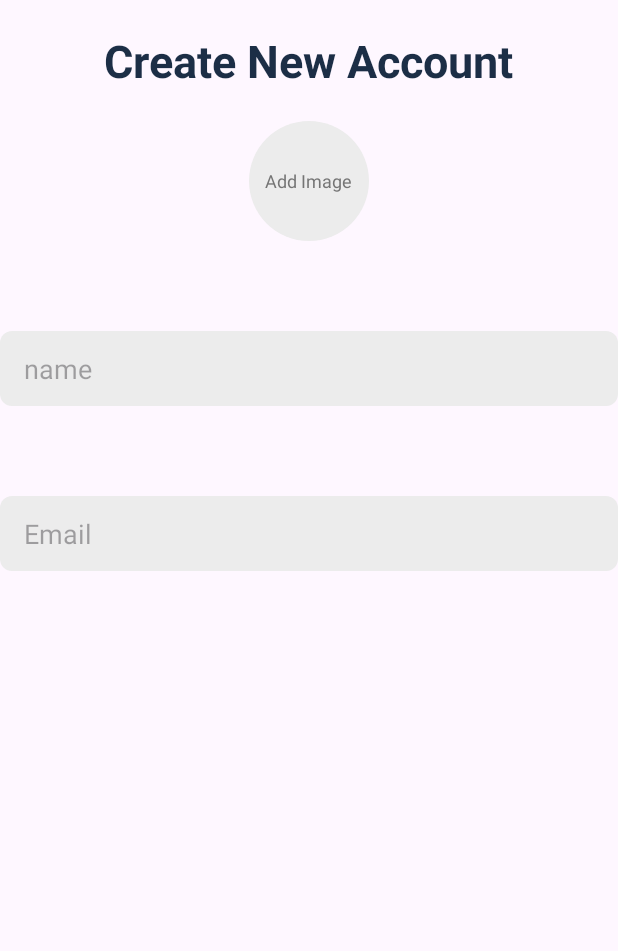
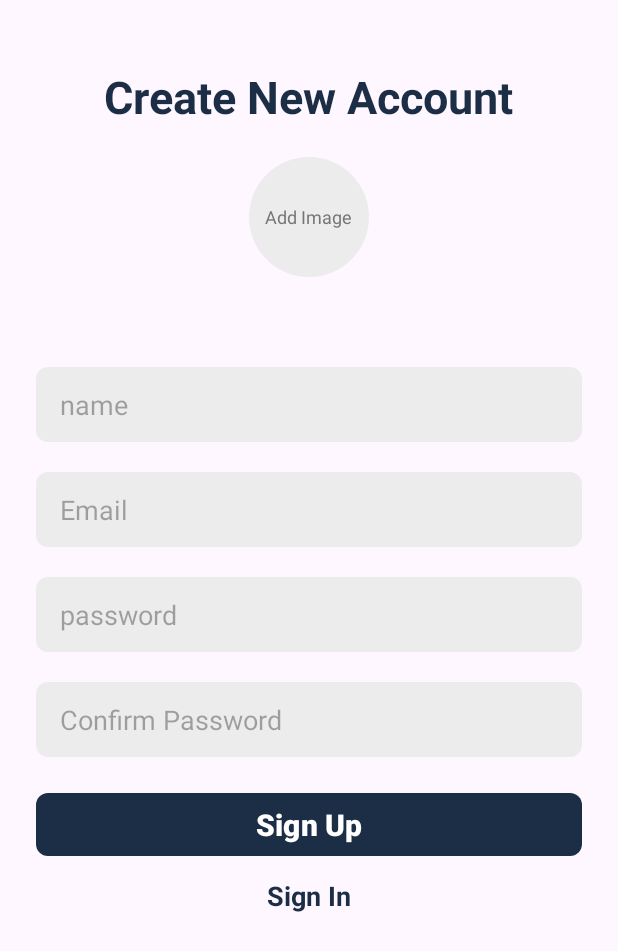
Before and after one commit to Wildermuthk/ChatApp, an Android app: the SignUpActivity screen opened directly, with no data from a screen before it, on a phone screen of 412 x 824 dp. Shown: the top 951 px of the screen. Run offline under Robolectric (Android 15) with nearby library versions, the phone set to English and light mode, and no system bars; plain views replace RoundedImageView.

Commit message:
Finished adding features to sign up and sign in pages.

```diff
--- a/app/src/main/java/com/example/chatapp/activities/SignInActivity.java
+++ b/app/src/main/java/com/example/chatapp/activities/SignInActivity.java
@@ -1,5 +1,6 @@
 package com.example.chatapp.activities;
 
+import android.content.Intent;
 import android.os.Bundle;
 
 import androidx.activity.EdgeToEdge;
@@ -9,18 +10,30 @@ import androidx.core.view.ViewCompat;
 import androidx.core.view.WindowInsetsCompat;
 
 import com.example.chatapp.R;
+import com.example.chatapp.databinding.ActivitySignInBinding;
 
 public class SignInActivity extends AppCompatActivity {
+
+    private ActivitySignInBinding binding;
 
     @Override
     protected void onCreate(Bundle savedInstanceState) {
         super.onCreate(savedInstanceState);
-        EdgeToEdge.enable(this);
+       /* EdgeToEdge.enable(this);
         setContentView(R.layout.activity_sign_in);
         ViewCompat.setOnApplyWindowInsetsListener(findViewById(R.id.main), (v, insets) -> {
             Insets systemBars = insets.getInsets(WindowInsetsCompat.Type.systemBars());
             v.setPadding(systemBars.left, systemBars.top, systemBars.right, systemBars.bottom);
             return insets;
-        });
+        });*/
+
+        binding = ActivitySignInBinding.inflate(getLayoutInflater());
+        setContentView(binding.getRoot());
+        setListeners();
+    }
+
+    private void setListeners() {
+        binding.textCreateNewAccount.setOnClickListener(v ->
+                startActivity(new Intent(getApplicationContext(),SignUpActivity.class)));
     }
 }
--- a/app/src/main/java/com/example/chatapp/activities/SignUpActivity.java
+++ b/app/src/main/java/com/example/chatapp/activities/SignUpActivity.java
@@ -9,19 +9,30 @@ import androidx.core.view.ViewCompat;
 import androidx.core.view.WindowInsetsCompat;
 
 import com.example.chatapp.R;
+import com.example.chatapp.databinding.ActivitySignUpBinding;
 
 public class SignUpActivity extends AppCompatActivity {
+
+    private ActivitySignUpBinding binding;
 
     @Override
     protected void onCreate(Bundle savedInstanceState) {
         super.onCreate(savedInstanceState);
-        EdgeToEdge.enable(this);
+        /*EdgeToEdge.enable(this);
         setContentView(R.layout.activity_sign_up);
         ViewCompat.setOnApplyWindowInsetsListener(findViewById(R.id.main), (v, insets) -> {
             Insets systemBars = insets.getInsets(WindowInsetsCompat.Type.systemBars());
             v.setPadding(systemBars.left, systemBars.top, systemBars.right, systemBars.bottom);
             return insets;
-        });
+        });*/
+
+        binding = ActivitySignUpBinding.inflate(getLayoutInflater());
+        setContentView(binding.getRoot());
+        setListeners();
+    }
+
+    private void setListeners() {
+        binding.textSignIn.setOnClickListener(v -> onBackPressed());
     }
 
 
--- a/app/src/main/res/layout/activity_sign_up.xml
+++ b/app/src/main/res/layout/activity_sign_up.xml
@@ -73,7 +73,7 @@
             android:id="@+id/inputEmail"
             android:layout_width="match_parent"
             android:layout_height="50dp"
-            android:layout_marginTop="60dp"
+            android:layout_marginTop="20dp"
             android:hint="@string/email"
             android:background="@drawable/background_input"
             android:imeOptions="actionNext"
@@ -84,6 +84,59 @@
             android:textColor="@color/text_primary"
             android:textSize="18sp"/>
 
+        <EditText
+            android:id="@+id/inputPassword"
+            android:layout_width="match_parent"
+            android:layout_height="50dp"
+            android:layout_marginTop="20dp"
+            android:hint="@string/password"
+            android:background="@drawable/background_input"
+            android:imeOptions="actionNext"
+            android:importantForAutofill="no"
+            android:inputType="textPassword"
+            android:paddingStart="16dp"
+            android:paddingEnd="16dp"
+            android:textAlignment="gravity"
+            android:textColor="@color/text_primary"
+            android:textSize="18sp"/>
+
+        <EditText
+            android:id="@+id/inputConfirmPassword"
+            android:layout_width="match_parent"
+            android:layout_height="50dp"
+            android:layout_marginTop="20dp"
+            android:hint="@string/confirm_password"
+            android:background="@drawable/background_input"
+            android:imeOptions="actionNext"
+            android:importantForAutofill="no"
+            android:inputType="textPassword"
+            android:paddingStart="16dp"
+            android:paddingEnd="16dp"
+            android:textAlignment="gravity"
+            android:textColor="@color/text_primary"
+            android:textSize="18sp"/>
+
+        <com.google.android.material.button.MaterialButton
+            android:id="@+id/buttonSignUp"
+            android:layout_width="match_parent"
+            android:layout_height="50dp"
+            android:layout_marginTop="20dp"
+            android:text="@string/sign_up"
+            android:textColor="@color/white"
+            android:textSize="20sp"
+            android:textStyle="bold"
+            app:cornerRadius="8sp"/>
+
+        <TextView
+            android:id="@+id/textSignIn"
+            android:layout_width="wrap_content"
+            android:layout_height="wrap_content"
+            android:layout_marginTop="10dp"
+            android:text="@string/sign_in"
+            android:textColor="@color/primary"
+            android:textSize="18sp"
+            android:textStyle="bold"/>
+
 
 
 
--- a/app/src/main/res/values/strings.xml
+++ b/app/src/main/res/values/strings.xml
@@ -9,4 +9,6 @@
     <string name="create_new_account1">Create New Account</string>
     <string name="add_image">Add Image</string>
     <string name="name">name</string>
+    <string name="confirm_password">Confirm Password</string>
+    <string name="sign_up">Sign Up</string>
 </resources>
```
